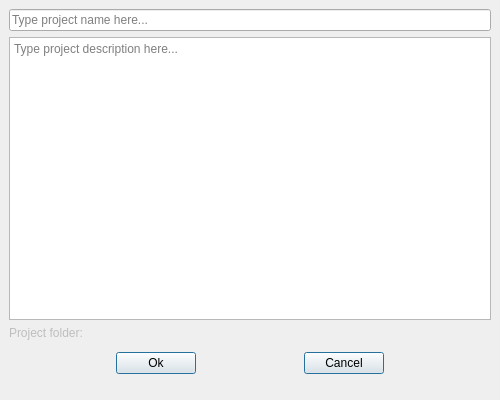
Old version of the form spinetoolbox/ui/project_form.ui in the repository spine-tools/Spine-Toolbox.
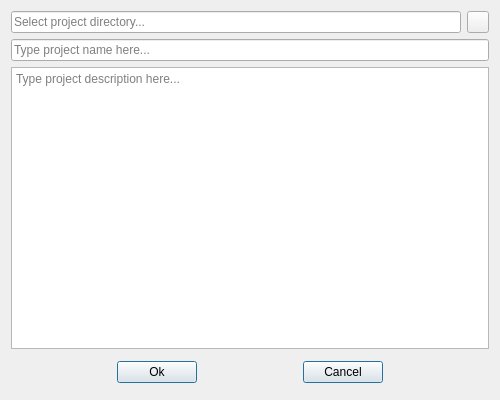
New version of the form. Icons and pictures are not drawn.

Commit message:
Creating projects has been restructured to support the new project structure
Re Issue #257

```diff
--- a/spinetoolbox/ui/project_form.ui
+++ b/spinetoolbox/ui/project_form.ui
@@ -41,38 +41,49 @@
    <string>New Project</string>
   </property>
   <layout class="QVBoxLayout" name="verticalLayout">
-   <property name="spacing">
-    <number>0</number>
-   </property>
-   <property name="leftMargin">
-    <number>0</number>
-   </property>
-   <property name="topMargin">
-    <number>0</number>
-   </property>
-   <property name="rightMargin">
-    <number>0</number>
-   </property>
-   <property name="bottomMargin">
-    <number>0</number>
-   </property>
+   <item>
+    <layout class="QHBoxLayout" name="horizontalLayout_2">
+     <item>
+      <widget class="QLineEdit" name="lineEdit_project_dir">
+       <property name="cursor">
+        <cursorShape>ArrowCursor</cursorShape>
+       </property>
+       <property name="toolTip">
+        <string>&lt;html&gt;&lt;head/&gt;&lt;body&gt;&lt;p&gt;Project directory&lt;/p&gt;&lt;/body&gt;&lt;/html&gt;</string>
+       </property>
+       <property name="readOnly">
+        <bool>true</bool>
+       </property>
+       <property name="placeholderText">
+        <string>Select project directory...</string>
+       </property>
+       <property name="clearButtonEnabled">
+        <bool>true</bool>
+       </property>
+      </widget>
+     </item>
    <item>
-    <layout class="QVBoxLayout" name="verticalLayout_2">
-     <property name="spacing">
-      <number>6</number>
-     </property>
-     <property name="leftMargin">
-      <number>9</number>
-     </property>
-     <property name="topMargin">
-      <number>9</number>
-     </property>
-     <property name="rightMargin">
-      <number>9</number>
-     </property>
-     <property name="bottomMargin">
-      <number>0</number>
-     </property>
+      <widget class="QToolButton" name="toolButton_select_project_dir">
+       <property name="maximumSize">
+        <size>
+         <width>22</width>
+         <height>22</height>
+        </size>
+       </property>
+       <property name="toolTip">
+        <string>&lt;html&gt;&lt;head/&gt;&lt;body&gt;&lt;p&gt;Click here to select a directory for the new project&lt;/p&gt;&lt;/body&gt;&lt;/html&gt;</string>
+       </property>
+       <property name="text">
+        <string/>
+       </property>
+       <property name="icon">
+        <iconset resource="resources/resources_icons.qrc">
+         <normaloff>:/icons/menu_icons/folder-open-solid.svg</normaloff>:/icons/menu_icons/folder-open-solid.svg</iconset>
+       </property>
+      </widget>
+     </item>
+    </layout>
+   </item>
      <item>
       <widget class="QLineEdit" name="lineEdit_project_name">
        <property name="toolTip">
@@ -81,6 +92,9 @@
        <property name="placeholderText">
         <string>Type project name here...</string>
        </property>
+     <property name="clearButtonEnabled">
+      <bool>true</bool>
+     </property>
       </widget>
      </item>
      <item>
@@ -99,34 +113,6 @@
        </property>
       </widget>
      </item>
-     <item>
-      <widget class="QLabel" name="label_folder">
-       <property name="enabled">
-        <bool>false</bool>
-       </property>
-       <property name="contextMenuPolicy">
-        <enum>Qt::NoContextMenu</enum>
-       </property>
-       <property name="toolTip">
-        <string>&lt;html&gt;&lt;head/&gt;&lt;body&gt;&lt;p&gt;Folder name that will be used with the given project name&lt;/p&gt;&lt;/body&gt;&lt;/html&gt;</string>
-       </property>
-       <property name="frameShape">
-        <enum>QFrame::NoFrame</enum>
-       </property>
-       <property name="frameShadow">
-        <enum>QFrame::Plain</enum>
-       </property>
-       <property name="text">
-        <string>Project folder:</string>
-       </property>
-       <property name="textFormat">
-        <enum>Qt::PlainText</enum>
-       </property>
-       <property name="indent">
-        <number>-1</number>
-       </property>
-      </widget>
-     </item>
      <item>
       <layout class="QHBoxLayout" name="horizontalLayout">
        <property name="spacing">
@@ -200,37 +186,6 @@
       </layout>
      </item>
     </layout>
-   </item>
-   <item>
-    <layout class="QHBoxLayout" name="horizontalLayout_statusbar_placeholder">
-     <property name="bottomMargin">
-      <number>0</number>
-     </property>
-     <item>
-      <widget class="QWidget" name="widget_invisible_dummy" native="true">
-       <property name="sizePolicy">
-        <sizepolicy hsizetype="Fixed" vsizetype="Fixed">
-         <horstretch>0</horstretch>
-         <verstretch>0</verstretch>
-        </sizepolicy>
-       </property>
-       <property name="minimumSize">
-        <size>
-         <width>0</width>
-         <height>20</height>
-        </size>
-       </property>
-       <property name="maximumSize">
-        <size>
-         <width>0</width>
-         <height>20</height>
-        </size>
-       </property>
-      </widget>
-     </item>
-    </layout>
-   </item>
-  </layout>
  </widget>
  <tabstops>
   <tabstop>lineEdit_project_name</tabstop>
```
Left out of the diff: 6 changed lines with no effect on the pictures. Lines whose indentation alone changed are shown as unchanged. The commit also changes 13 other files.
